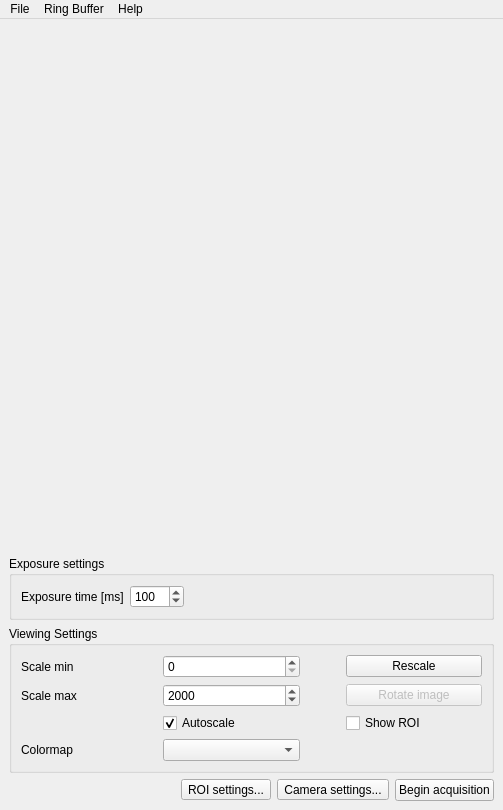
First picture: the form in viewer/viewer.ui, repository lcici/qCamera, before the edit.
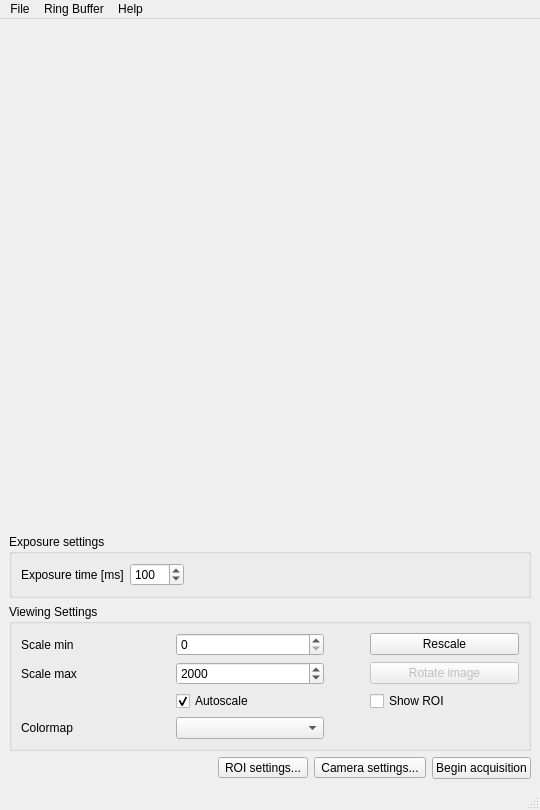
Second picture: the form after the edit. Custom widgets are drawn as their Qt base class.

Diff of the .ui file:
```diff
--- a/viewer/viewer.ui
+++ b/viewer/viewer.ui
@@ -9,7 +9,7 @@
    <rect>
     <x>0</x>
     <y>0</y>
-    <width>503</width>
+    <width>540</width>
     <height>810</height>
    </rect>
   </property>
@@ -177,6 +177,9 @@
          </item>
          <item row="2" column="3">
           <widget class="QCheckBox" name="showROIBox">
+           <property name="enabled">
+            <bool>true</bool>
+           </property>
            <property name="text">
             <string>Show ROI</string>
            </property>
@@ -232,7 +235,7 @@
     <rect>
      <x>0</x>
      <y>0</y>
-     <width>503</width>
+     <width>540</width>
      <height>29</height>
     </rect>
    </property>
@@ -260,6 +263,7 @@
    <addaction name="menuRing_Buffer"/>
    <addaction name="menuHelp"/>
   </widget>
+  <widget class="QStatusBar" name="statusBar"/>
   <action name="actionSave_image_as">
    <property name="enabled">
     <bool>false</bool>
```
